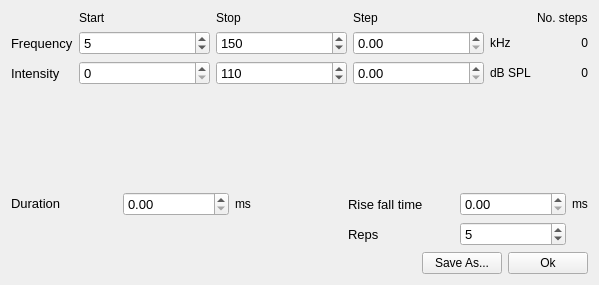
This is spikeylab/stim/tuning_curve.ui in portfors-lab/sparkle as Qt 5 draws it before an edit. The edited form follows.
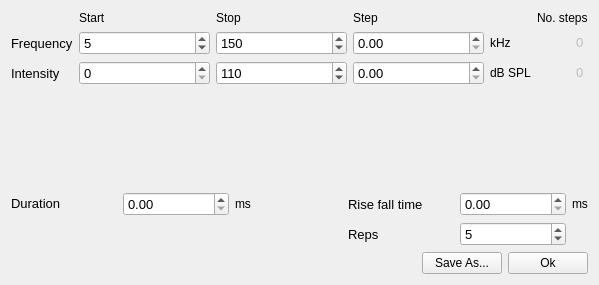
This is the edited form. Custom widgets are drawn as their Qt base class.

Commit message: UI checks for step size > range, highlights error

What changed in the file:
```diff
--- a/spikeylab/stim/tuning_curve.ui
+++ b/spikeylab/stim/tuning_curve.ui
@@ -172,16 +172,6 @@
        </property>
       </spacer>
      </item>
-     <item row="2" column="5">
-      <widget class="QLabel" name="db_nsteps_lbl">
-       <property name="text">
-        <string>0</string>
-       </property>
-       <property name="alignment">
-        <set>Qt::AlignRight|Qt::AlignTrailing|Qt::AlignVCenter</set>
-       </property>
-      </widget>
-     </item>
      <item row="0" column="5">
       <widget class="QLabel" name="label_3">
        <property name="sizePolicy">
@@ -195,16 +185,6 @@
        </property>
       </widget>
      </item>
-     <item row="1" column="5">
-      <widget class="QLabel" name="freq_nsteps_lbl">
-       <property name="text">
-        <string>0</string>
-       </property>
-       <property name="alignment">
-        <set>Qt::AlignRight|Qt::AlignTrailing|Qt::AlignVCenter</set>
-       </property>
-      </widget>
-     </item>
      <item row="2" column="3">
       <widget class="SmartSpinBox" name="db_step_spnbx">
        <property name="font">
@@ -223,6 +203,75 @@
        </property>
       </widget>
      </item>
+     <item row="1" column="5">
+      <widget class="QLineEdit" name="freq_nsteps_lbl">
+       <property name="enabled">
+        <bool>false</bool>
+       </property>
+       <property name="sizePolicy">
+        <sizepolicy hsizetype="Preferred" vsizetype="Fixed">
+         <horstretch>0</horstretch>
+         <verstretch>0</verstretch>
+        </sizepolicy>
+       </property>
+       <property name="maximumSize">
+        <size>
+         <width>50</width>
+         <height>16777215</height>
+        </size>
+       </property>
+       <property name="font">
+        <font>
+         <pointsize>10</pointsize>
+        </font>
+       </property>
+       <property name="inputMask">
+        <string/>
+       </property>
+       <property name="text">
+        <string>0</string>
+       </property>
+       <property name="frame">
+        <bool>false</bool>
+       </property>
+       <property name="alignment">
+        <set>Qt::AlignRight|Qt::AlignTrailing|Qt::AlignVCenter</set>
+       </property>
+      </widget>
+     </item>
+     <item row="2" column="5">
+      <widget class="QLineEdit" name="db_nsteps_lbl">
+       <property name="enabled">
+        <bool>false</bool>
+       </property>
+       <property name="sizePolicy">
+        <sizepolicy hsizetype="Preferred" vsizetype="Fixed">
+         <horstretch>0</horstretch>
+         <verstretch>0</verstretch>
+        </sizepolicy>
+       </property>
+       <property name="maximumSize">
+        <size>
+         <width>50</width>
+         <height>16777215</height>
+        </size>
+       </property>
+       <property name="font">
+        <font>
+         <pointsize>10</pointsize>
+        </font>
+       </property>
+       <property name="text">
+        <string>0</string>
+       </property>
+       <property name="frame">
+        <bool>false</bool>
+       </property>
+       <property name="alignment">
+        <set>Qt::AlignRight|Qt::AlignTrailing|Qt::AlignVCenter</set>
+       </property>
+      </widget>
+     </item>
     </layout>
    </item>
    <item>
```
The commit also changes 3 other files.
